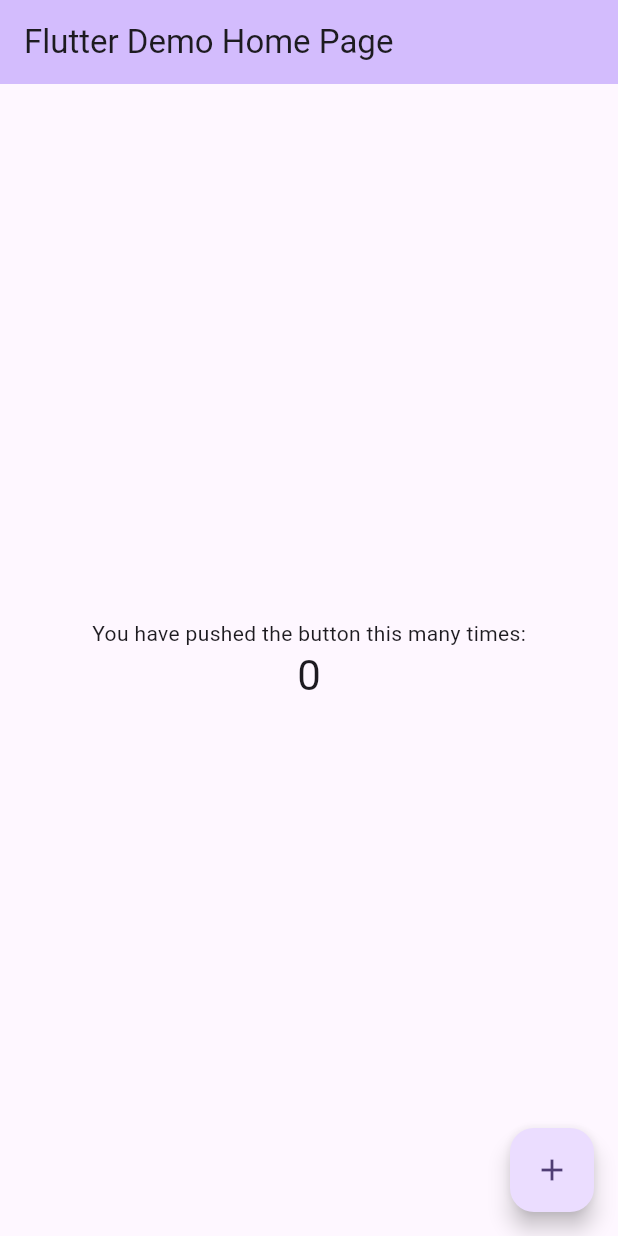
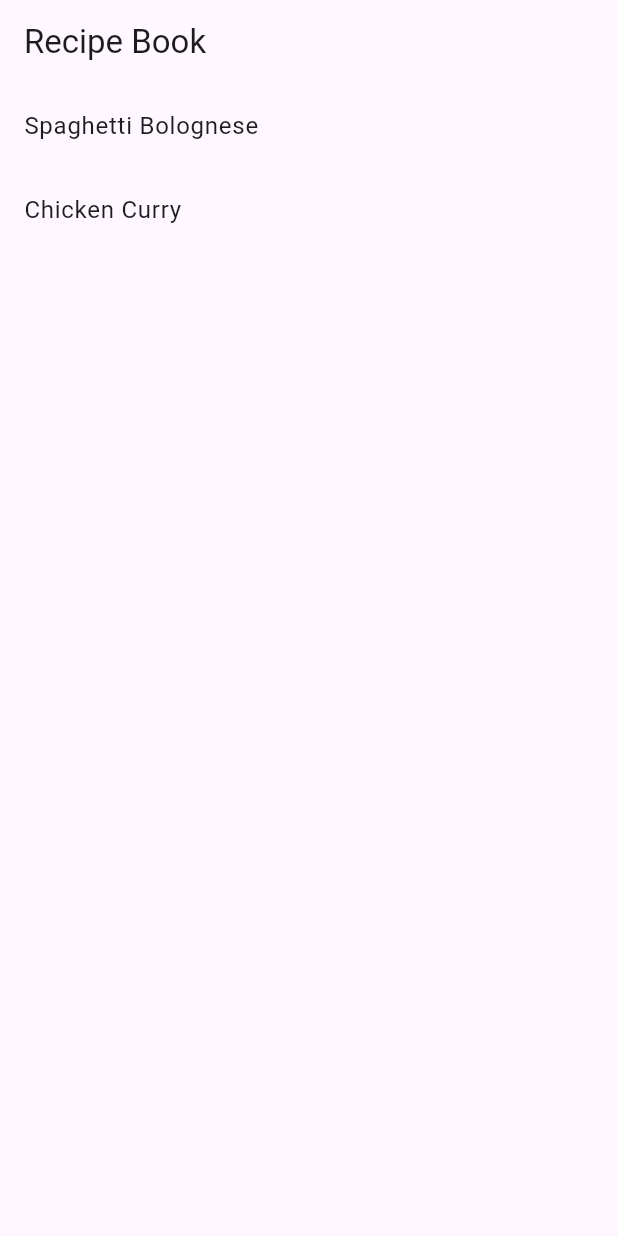
Before and after one commit to jenneetee/mobile-app-cw02, a Flutter app: the screen it shows after launch, on a phone screen of 412 x 824 dp. Run offline on Flutter 3.47's test engine with Material 3 defaults, Android fonts, the phone set to English and light mode, and no system bars.

Commit message:
added details and home screens

```diff
--- /dev/null
+++ b/lib/home_screen.dart
@@ -0,0 +1,46 @@
+import 'package:flutter/material.dart';
+import 'details_screen.dart';
+
+class HomeScreen extends StatelessWidget {
+  @override
+  Widget build(BuildContext context) {
+    return Scaffold(
+      appBar: AppBar(title: Text('Recipe Book')),
+      body: ListView(
+        children: <Widget>[
+          ListTile(
+            title: Text('Spaghetti Bolognese'),
+            onTap: () {
+              Navigator.push(
+                context,
+                MaterialPageRoute(
+                  builder: (context) => DetailsScreen(
+                    recipeName: 'Spaghetti Bolognese',
+                    ingredients: ['Pasta', 'Ground beef', 'Tomato sauce'],
+                    instructions: 'Boil pasta, cook beef, mix with sauce.',
+                  ),
+                ),
+              );
+            },
+          ),
+          ListTile(
+            title: Text('Chicken Curry'),
+            onTap: () {
+              Navigator.push(
+                context,
+                MaterialPageRoute(
+                  builder: (context) => DetailsScreen(
+                    recipeName: 'Chicken Curry',
+                    ingredients: ['Chicken', 'Curry powder', 'Coconut milk'],
+                    instructions:
+                        'Cook chicken, add spices, simmer in coconut milk.',
+                  ),
+                ),
+              );
+            },
+          ),
+        ],
+      ),
+    );
+  }
+}
--- a/lib/main.dart
+++ b/lib/main.dart
@@ -1,127 +1,17 @@
 import 'package:flutter/material.dart';
-
-//test
+import 'home_screen.dart';
 
 void main() {
-  runApp(const MyApp());
+  runApp(MyApp());
 }
 
 class MyApp extends StatelessWidget {
-  const MyApp({super.key});
-
-  // This widget is the root of your application.
   @override
   Widget build(BuildContext context) {
     return MaterialApp(
-      title: 'Flutter Demo',
-      theme: ThemeData(
-        // This is the theme of your application.
-        //
-        // TRY THIS: Try running your application with "flutter run". You'll see
-        // the application has a purple toolbar. Then, without quitting the app,
-        // try changing the seedColor in the colorScheme below to Colors.green
-        // and then invoke "hot reload" (save your changes or press the "hot
-        // reload" button in a Flutter-supported IDE, or press "r" if you used
-        // the command line to start the app).
-        //
-        // Notice that the counter didn't reset back to zero; the application
-        // state is not lost during the reload. To reset the state, use hot
-        // restart instead.
-        //
-        // This works for code too, not just values: Most code changes can be
-        // tested with just a hot reload.
-        colorScheme: ColorScheme.fromSeed(seedColor: Colors.deepPurple),
-        useMaterial3: true,
-      ),
-      home: const MyHomePage(title: 'Flutter Demo Home Page'),
+      title: 'Recipe Book',
+      theme: ThemeData(primarySwatch: Colors.blue),
+      home: HomeScreen(),
     );
   }
 }
-
-class MyHomePage extends StatefulWidget {
-  const MyHomePage({super.key, required this.title});
-
-  // This widget is the home page of your application. It is stateful, meaning
-  // that it has a State object (defined below) that contains fields that affect
-  // how it looks.
-
-  // This class is the configuration for the state. It holds the values (in this
-  // case the title) provided by the parent (in this case the App widget) and
-  // used by the build method of the State. Fields in a Widget subclass are
-  // always marked "final".
-
-  final String title;
-
-  @override
-  State<MyHomePage> createState() => _MyHomePageState();
-}
-
-class _MyHomePageState extends State<MyHomePage> {
-  int _counter = 0;
-
-  void _incrementCounter() {
-    setState(() {
-      // This call to setState tells the Flutter framework that something has
-      // changed in this State, which causes it to rerun the build method below
-      // so that the display can reflect the updated values. If we changed
-      // _counter without calling setState(), then the build method would not be
-      // called again, and so nothing would appear to happen.
-      _counter++;
-    });
-  }
-
-  @override
-  Widget build(BuildContext context) {
-    // This method is rerun every time setState is called, for instance as done
-    // by the _incrementCounter method above.
-    //
-    // The Flutter framework has been optimized to make rerunning build methods
-    // fast, so that you can just rebuild anything that needs updating rather
-    // than having to individually change instances of widgets.
-    return Scaffold(
-      appBar: AppBar(
-        // TRY THIS: Try changing the color here to a specific color (to
-        // Colors.amber, perhaps?) and trigger a hot reload to see the AppBar
-        // change color while the other colors stay the same.
-        backgroundColor: Theme.of(context).colorScheme.inversePrimary,
-        // Here we take the value from the MyHomePage object that was created by
-        // the App.build method, and use it to set our appbar title.
-        title: Text(widget.title),
-      ),
-      body: Center(
-        // Center is a layout widget. It takes a single child and positions it
-        // in the middle of the parent.
-        child: Column(
-          // Column is also a layout widget. It takes a list of children and
-          // arranges them vertically. By default, it sizes itself to fit its
-          // children horizontally, and tries to be as tall as its parent.
-          //
-          // Column has various properties to control how it sizes itself and
-          // how it positions its children. Here we use mainAxisAlignment to
-          // center the children vertically; the main axis here is the vertical
-          // axis because Columns are vertical (the cross axis would be
-          // horizontal).
-          //
-          // TRY THIS: Invoke "debug painting" (choose the "Toggle Debug Paint"
-          // action in the IDE, or press "p" in the console), to see the
-          // wireframe for each widget.
-          mainAxisAlignment: MainAxisAlignment.center,
-          children: <Widget>[
-            const Text(
-              'You have pushed the button this many times:',
-            ),
-            Text(
-              '$_counter',
-              style: Theme.of(context).textTheme.headlineMedium,
-            ),
-          ],
-        ),
-      ),
-      floatingActionButton: FloatingActionButton(
-        onPressed: _incrementCounter,
-        tooltip: 'Increment',
-        child: const Icon(Icons.add),
-      ), // This trailing comma makes auto-formatting nicer for build methods.
-    );
-  }
-}
```
Also changed, not shown: lib/details_screen.dart (added, +34 -0 lines).
